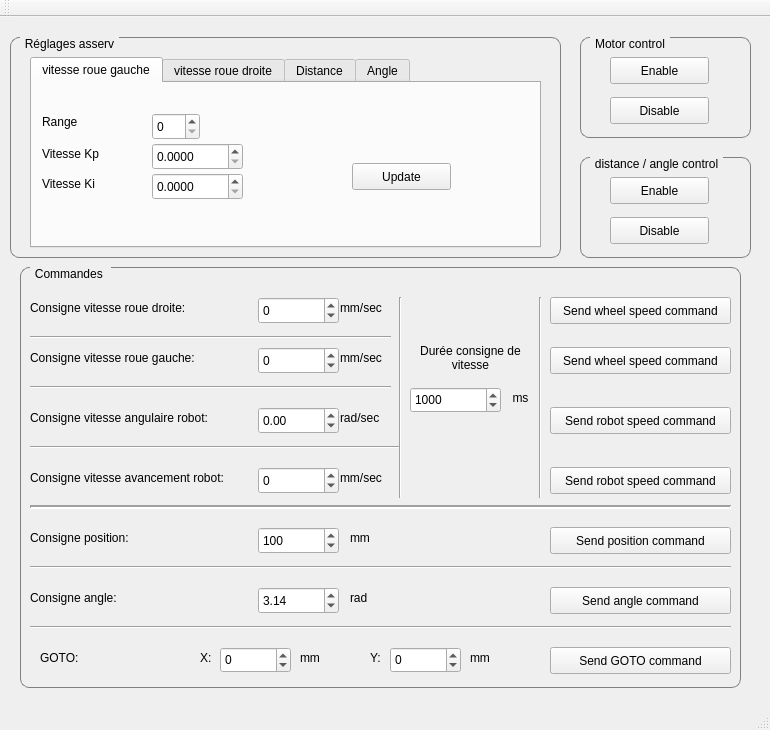
Before: the Qt Designer form plugins/AsservStream/asservstreamcontrolpanel.ui in EsialRobotik/PlotJuggler, drawn with Qt 5.
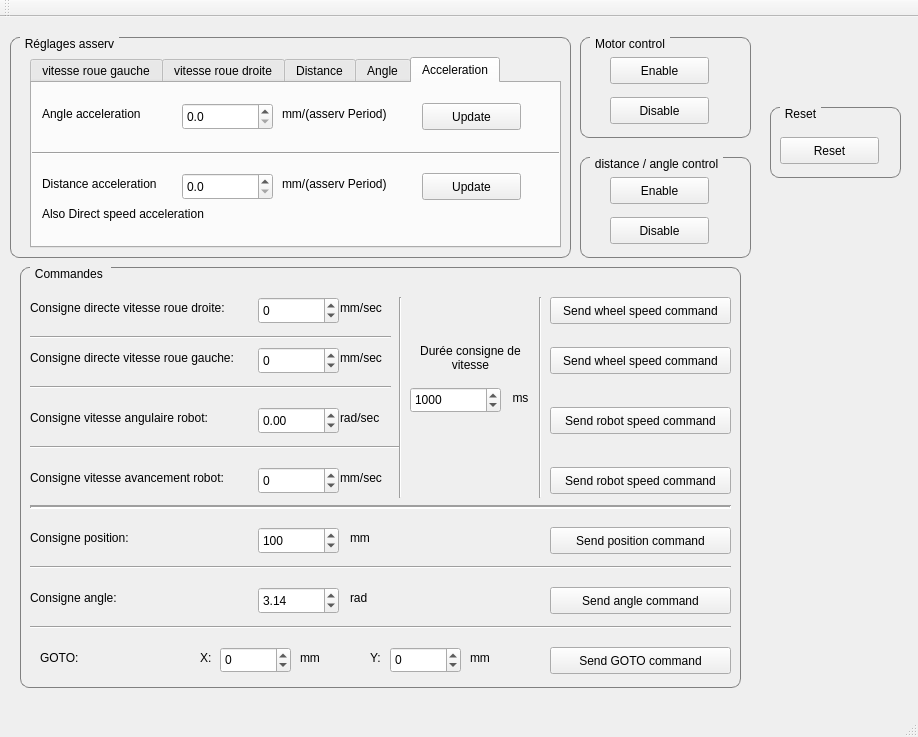
After: the same form once the commit is applied.

Commit message: Added lots of data on the stream + multiple buton in the GUI

Diff of the .ui file:
```diff
--- a/plugins/AsservStream/asservstreamcontrolpanel.ui
+++ b/plugins/AsservStream/asservstreamcontrolpanel.ui
@@ -6,8 +6,8 @@
    <rect>
     <x>0</x>
     <y>0</y>
-    <width>770</width>
-    <height>730</height>
+    <width>918</width>
+    <height>737</height>
    </rect>
   </property>
   <property name="windowTitle">
@@ -19,7 +19,7 @@
      <rect>
       <x>10</x>
       <y>20</y>
-      <width>551</width>
+      <width>561</width>
       <height>221</height>
      </rect>
     </property>
@@ -50,12 +50,12 @@
       <rect>
        <x>20</x>
        <y>20</y>
-       <width>511</width>
+       <width>531</width>
        <height>191</height>
       </rect>
      </property>
      <property name="currentIndex">
-      <number>0</number>
+      <number>4</number>
      </property>
      <widget class="QWidget" name="tab_vitesse_gauche">
       <attribute name="title">
@@ -64,8 +64,8 @@
       <widget class="QPushButton" name="vitesse_gauche_update_btn">
        <property name="geometry">
         <rect>
-         <x>320</x>
-         <y>80</y>
+         <x>410</x>
+         <y>60</y>
          <width>99</width>
          <height>27</height>
         </rect>
@@ -355,6 +355,153 @@
        </property>
       </widget>
      </widget>
+     <widget class="QWidget" name="tab_acc">
+      <attribute name="title">
+       <string>Acceleration</string>
+      </attribute>
+      <widget class="QPushButton" name="angle_acc_update_btn">
+       <property name="geometry">
+        <rect>
+         <x>390</x>
+         <y>20</y>
+         <width>99</width>
+         <height>27</height>
+        </rect>
+       </property>
+       <property name="text">
+        <string>Update</string>
+       </property>
+      </widget>
+      <widget class="QLabel" name="label_29">
+       <property name="geometry">
+        <rect>
+         <x>10</x>
+         <y>20</y>
+         <width>121</width>
+         <height>21</height>
+        </rect>
+       </property>
+       <property name="text">
+        <string>Angle acceleration</string>
+       </property>
+      </widget>
+      <widget class="QDoubleSpinBox" name="angle_acc">
+       <property name="geometry">
+        <rect>
+         <x>150</x>
+         <y>20</y>
+         <width>91</width>
+         <height>27</height>
+        </rect>
+       </property>
+       <property name="decimals">
+        <number>1</number>
+       </property>
+       <property name="maximum">
+        <double>10000.000000000000000</double>
+       </property>
+       <property name="singleStep">
+        <double>0.100000000000000</double>
+       </property>
+      </widget>
+      <widget class="Line" name="line_9">
+       <property name="geometry">
+        <rect>
+         <x>0</x>
+         <y>60</y>
+         <width>531</width>
+         <height>20</height>
+        </rect>
+       </property>
+       <property name="orientation">
+        <enum>Qt::Horizontal</enum>
+       </property>
+      </widget>
+      <widget class="QDoubleSpinBox" name="dist_acc">
+       <property name="geometry">
+        <rect>
+         <x>150</x>
+         <y>90</y>
+         <width>91</width>
+         <height>27</height>
+        </rect>
+       </property>
+       <property name="decimals">
+        <number>1</number>
+       </property>
+       <property name="maximum">
+        <double>10000.000000000000000</double>
+       </property>
+       <property name="singleStep">
+        <double>0.100000000000000</double>
+       </property>
+      </widget>
+      <widget class="QPushButton" name="distance_acc_update_btn">
+       <property name="geometry">
+        <rect>
+         <x>390</x>
+         <y>90</y>
+         <width>99</width>
+         <height>27</height>
+        </rect>
+       </property>
+       <property name="text">
+        <string>Update</string>
+       </property>
+      </widget>
+      <widget class="QLabel" name="label_30">
+       <property name="geometry">
+        <rect>
+         <x>10</x>
+         <y>90</y>
+         <width>131</width>
+         <height>21</height>
+        </rect>
+       </property>
+       <property name="text">
+        <string>Distance acceleration</string>
+       </property>
+      </widget>
+      <widget class="QLabel" name="label_31">
+       <property name="geometry">
+        <rect>
+         <x>10</x>
+         <y>120</y>
+         <width>191</width>
+         <height>21</height>
+        </rect>
+       </property>
+       <property name="text">
+        <string>Also Direct speed acceleration</string>
+       </property>
+      </widget>
+      <widget class="QLabel" name="label_32">
+       <property name="geometry">
+        <rect>
+         <x>250</x>
+         <y>20</y>
+         <width>121</width>
+         <height>21</height>
+        </rect>
+       </property>
+       <property name="text">
+        <string>mm/(asserv Period)</string>
+       </property>
+      </widget>
+      <widget class="QLabel" name="label_33">
+       <property name="geometry">
+        <rect>
+         <x>250</x>
+         <y>90</y>
+         <width>121</width>
+         <height>21</height>
+        </rect>
+       </property>
+       <property name="text">
+        <string>mm/(asserv Period)</string>
+       </property>
+      </widget>
+     </widget>
     </widget>
    </widget>
    <widget class="QGroupBox" name="group_motor_control">
@@ -775,7 +922,7 @@
       </rect>
      </property>
      <property name="text">
-      <string>Consigne vitesse roue gauche:</string>
+      <string>Consigne directe vitesse roue gauche:</string>
      </property>
     </widget>
     <widget class="QLabel" name="label_15">
@@ -836,7 +983,7 @@
       </rect>
      </property>
      <property name="text">
-      <string>Consigne vitesse roue droite:</string>
+      <string>Consigne directe vitesse roue droite:</string>
      </property>
     </widget>
     <widget class="QPushButton" name="right_whell_speed_cmd_btn">
@@ -1136,6 +1283,51 @@
      </property>
     </widget>
    </widget>
+   <widget class="QGroupBox" name="group_reset">
+    <property name="geometry">
+     <rect>
+      <x>770</x>
+      <y>90</y>
+      <width>131</width>
+      <height>71</height>
+     </rect>
+    </property>
+    <property name="styleSheet">
+     <string notr="true">QGroupBox {
+    border: 1px solid gray;
+    border-radius: 9px;
+    margin-top: 0.5em;
+}
+
+QGroupBox::title {
+    subcontrol-origin: margin;
+    left: 10px;
+    padding: 0 3px 0 3px;
+}</string>
+    </property>
+    <property name="title">
+     <string>Reset</string>
+    </property>
+    <property name="alignment">
+     <set>Qt::AlignRight|Qt::AlignTrailing|Qt::AlignVCenter</set>
+    </property>
+    <property name="flat">
+     <bool>true</bool>
+    </property>
+    <widget class="QPushButton" name="reset_btn">
+     <property name="geometry">
+      <rect>
+       <x>10</x>
+       <y>30</y>
+       <width>99</width>
+       <height>27</height>
+      </rect>
+     </property>
+     <property name="text">
+      <string>Reset</string>
+     </property>
+    </widget>
+   </widget>
   </widget>
   <widget class="QMenuBar" name="menuBar">
    <property name="geometry">
```
Left out of the diff: 24 changed lines with no effect on the pictures. The commit also changes 5 other files.
